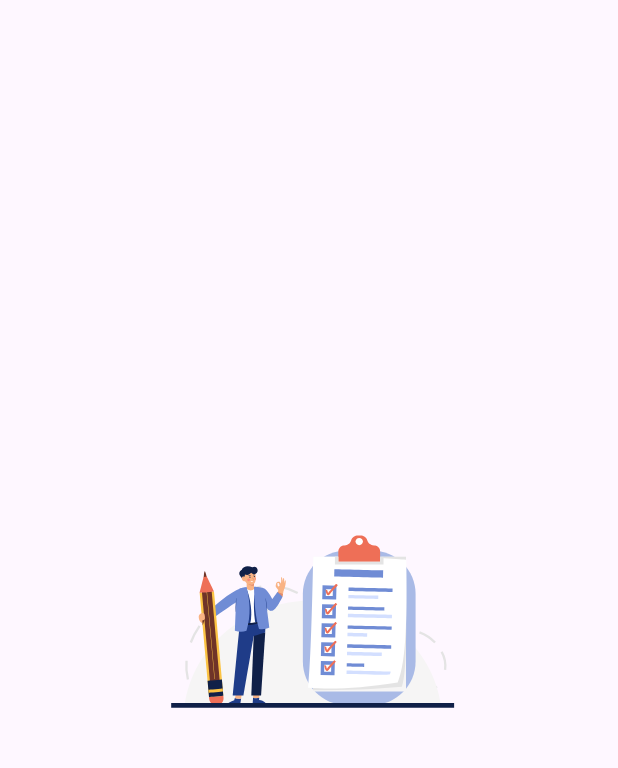
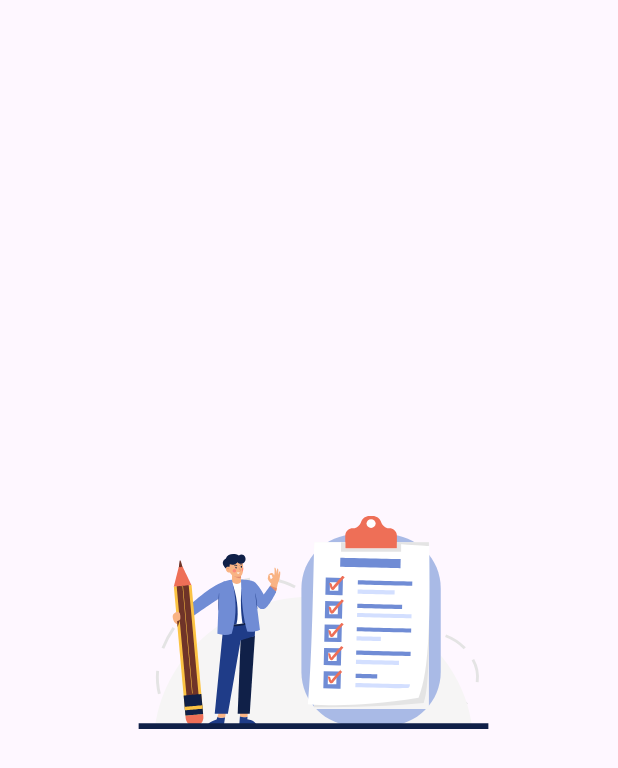
Before and after one commit to Ashrafulalkh/todo_app, a Flutter app: the SplashScreen screen opened directly, on a phone screen of 412 x 824 dp. Shown: the top 768 px of the screen. Run offline on Flutter 3.47's test engine with Material 3 defaults, Android fonts, the phone set to English and light mode, and no system bars; our stand-ins replace flutter_slidable, lottie.

Commit message:
Some changes done in design

```diff
--- a/lib/ui/widgets/splash_widget.dart
+++ b/lib/ui/widgets/splash_widget.dart
@@ -34,8 +34,8 @@ class _SplashWidgetState extends State<SplashWidget> {
         children: [
           Lottie.asset(
             'assets/lotties/splash_screen.json',
-            width: 200,
-            height: 300,
+            width: MediaQuery.of(context).size.width * 0.6,
+            height: MediaQuery.of(context).size.height * 0.3,
             fit: BoxFit.scaleDown,
           ),
         ],
```
